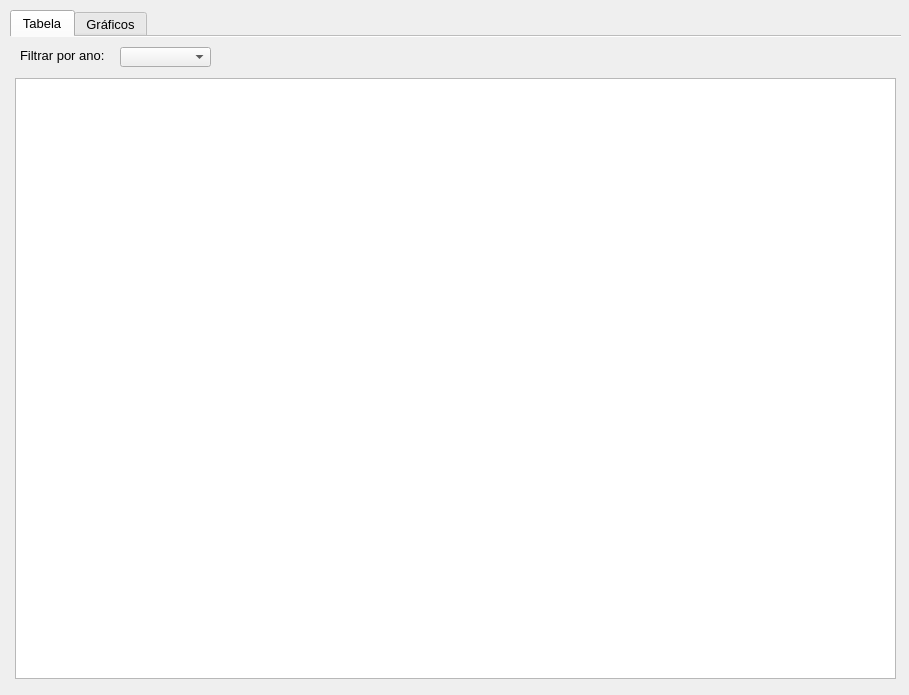
joaovlummertz/TrabalhoCPD, file main_window.ui: the form before one commit.
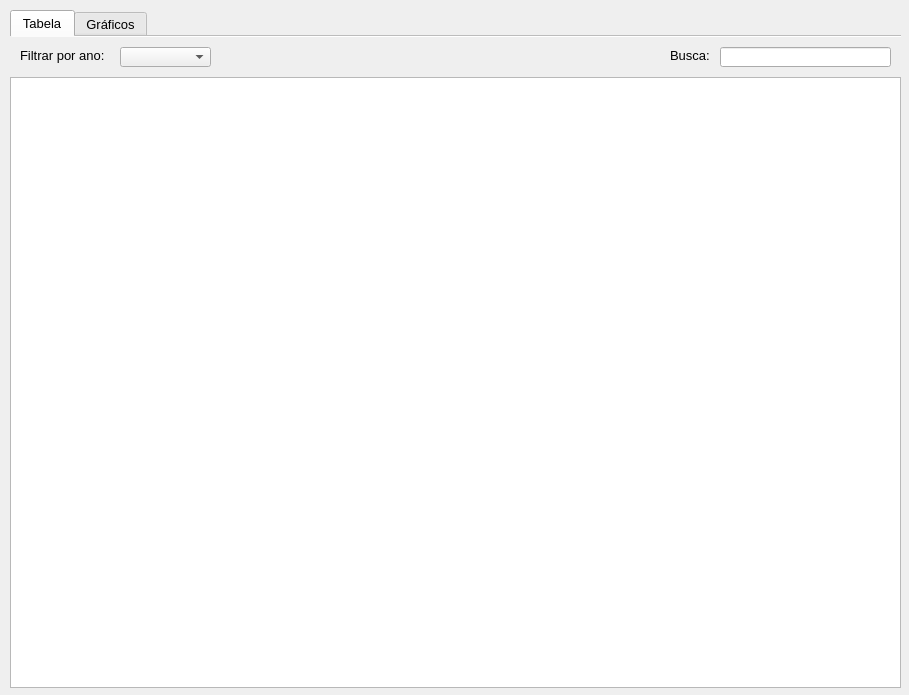
The form after the commit.

The edit to the form file:
```diff
--- a/main_window.ui
+++ b/main_window.ui
@@ -53,28 +53,6 @@
      <attribute name="title">
       <string>Tabela</string>
      </attribute>
-     <widget class="QTableWidget" name="tableWidget">
-      <property name="geometry">
-       <rect>
-        <x>5</x>
-        <y>41</y>
-        <width>881</width>
-        <height>601</height>
-       </rect>
-      </property>
-      <attribute name="horizontalHeaderShowSortIndicator" stdset="0">
-       <bool>true</bool>
-      </attribute>
-      <attribute name="horizontalHeaderStretchLastSection">
-       <bool>false</bool>
-      </attribute>
-      <attribute name="verticalHeaderVisible">
-       <bool>false</bool>
-      </attribute>
-      <attribute name="verticalHeaderCascadingSectionResizes">
-       <bool>false</bool>
-      </attribute>
-     </widget>
      <widget class="QLabel" name="label_3">
       <property name="geometry">
        <rect>
@@ -103,6 +81,44 @@
        </rect>
       </property>
      </widget>
+     <widget class="QLineEdit" name="lineEdit">
+      <property name="geometry">
+       <rect>
+        <x>710</x>
+        <y>10</y>
+        <width>171</width>
+        <height>20</height>
+       </rect>
+      </property>
+     </widget>
+     <widget class="QLabel" name="label_4">
+      <property name="geometry">
+       <rect>
+        <x>660</x>
+        <y>10</y>
+        <width>51</width>
+        <height>16</height>
+       </rect>
+      </property>
+      <property name="font">
+       <font>
+        <pointsize>10</pointsize>
+       </font>
+      </property>
+      <property name="text">
+       <string>Busca:</string>
+      </property>
+     </widget>
+     <widget class="QTableWidget" name="tableWidget">
+      <property name="geometry">
+       <rect>
+        <x>0</x>
+        <y>40</y>
+        <width>891</width>
+        <height>611</height>
+       </rect>
+      </property>
+     </widget>
     </widget>
     <widget class="QWidget" name="tab_2">
      <attribute name="title">
```
